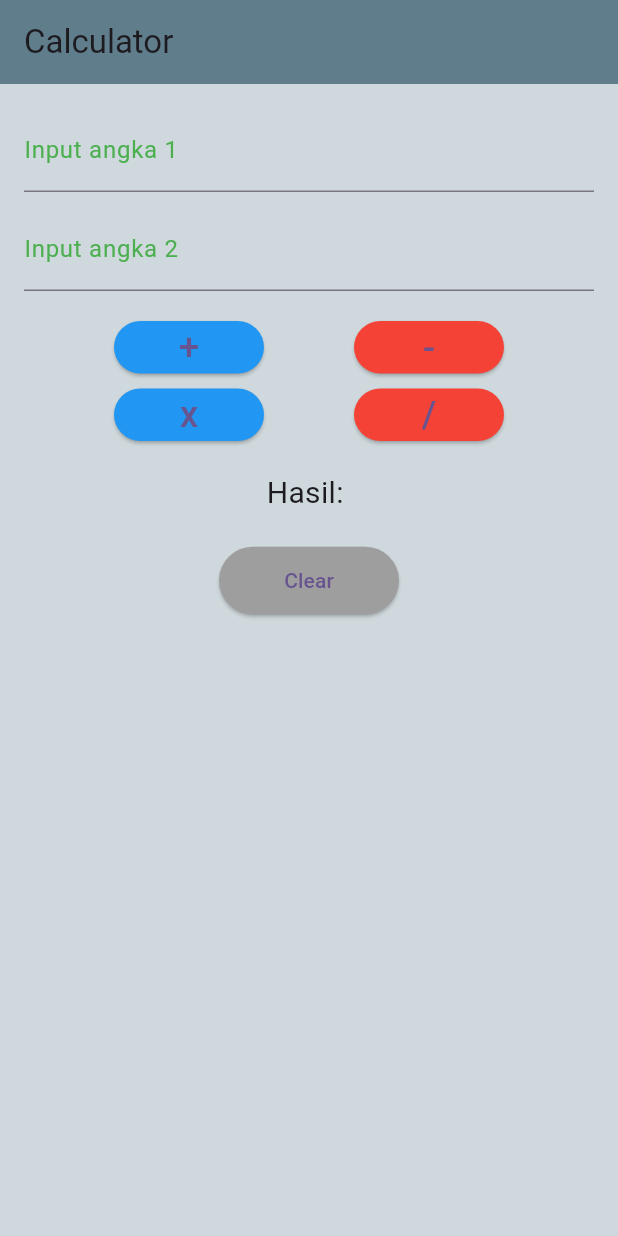
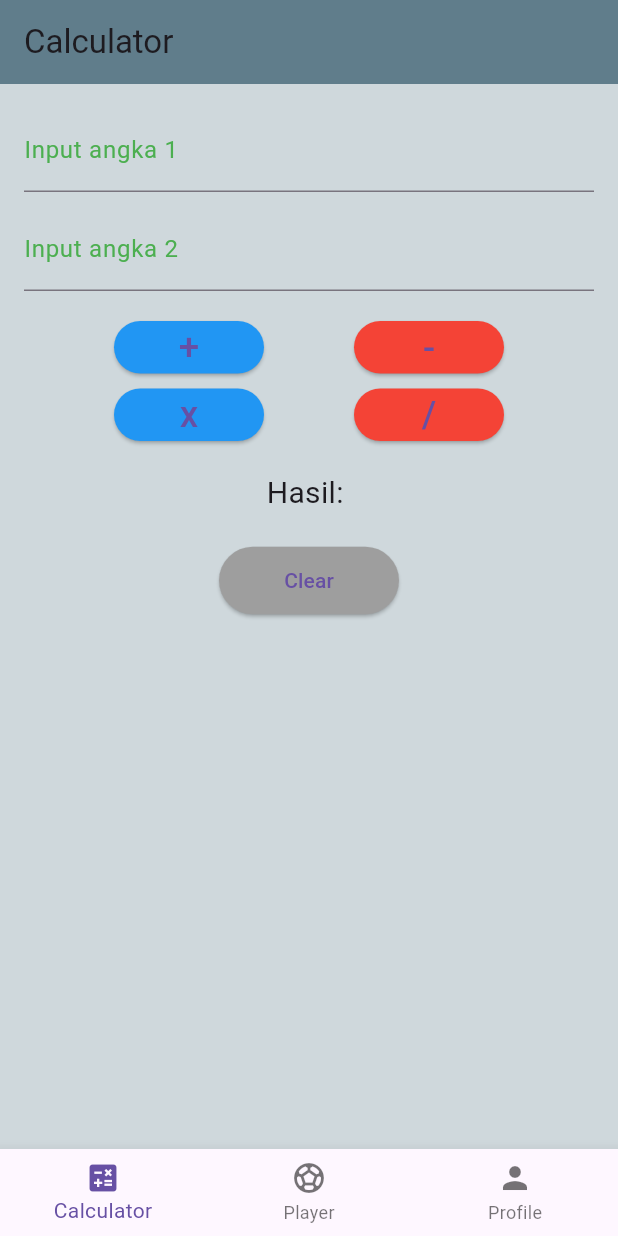
Before and after one commit to Tayolon/Tugas1_Flutter, a Flutter app: the screen it shows after launch, on a phone screen of 412 x 824 dp. Run offline on Flutter 3.47's test engine with Material 3 defaults, Android fonts, the phone set to English and light mode, and no system bars; our stand-ins replace get.

Commit message:
Update homepage layout

```diff
--- /dev/null
+++ b/lib/controllers/NacController.dart
@@ -0,0 +1,59 @@
+import 'package:flutter/material.dart';
+import 'package:get/get.dart';
+
+void main() {
+  runApp(GetMaterialApp(home: MainPage()));
+}
+
+class NavController extends GetxController {
+  var selectedIndex = 0.obs;
+
+  void changeTabIndex(int index) {
+    selectedIndex.value = index;
+  }
+}
+
+class MainPage extends StatelessWidget {
+  final NavController navController = Get.put(NavController());
+
+  final List<Widget> pages = [Calculator_page(), EditFootballPage(), ProfilePage()];
+
+  @override
+  Widget build(BuildContext context) {
+    return Obx(
+      () => Scaffold(
+        body: pages[navController.selectedIndex.value],
+        bottomNavigationBar: BottomNavigationBar(
+          currentIndex: navController.selectedIndex.value,
+          onTap: navController.changeTabIndex,
+          items: const [
+            BottomNavigationBarItem(icon: Icon(Icons.home), label: "Calculator"),
+            BottomNavigationBarItem(icon: Icon(Icons.add_shopping_cart), label: "Player"),
+            BottomNavigationBarItem(icon: Icon(Icons.person_off_rounded), label: "Profile"),
+          ],
+        ),
+      ),
+    );
+  }
+}
+
+class Calculator_page extends StatelessWidget {
+  @override
+  Widget build(BuildContext context) {
+    return Center(child: Text("Calculator Page", style: TextStyle(fontSize: 24)));
+  }
+}
+
+class EditFootballPage extends StatelessWidget {
+  @override
+  Widget build(BuildContext context) {
+    return Center(child: Text("Football Player Page", style: TextStyle(fontSize: 24)));
+  }
+}
+
+class ProfilePage extends StatelessWidget {
+  @override
+  Widget build(BuildContext context) {
+    return Center(child: Text("Profile Page", style: TextStyle(fontSize: 24)));
+  }
+}
--- a/lib/main.dart
+++ b/lib/main.dart
@@ -1,27 +1,64 @@
 import 'package:flutter/material.dart';
 import 'package:get/get.dart';
-import 'package:latihan_11pplg2/login_page.dart';
 import 'package:latihan_11pplg2/pages/Calculator_page.dart';
+import 'package:latihan_11pplg2/pages/Football_player.dart';
+import 'package:latihan_11pplg2/pages/Profile_page.dart';
+// ⬇️ ADD THIS IMPORT for AppPages
 import 'package:latihan_11pplg2/routes/pages.dart';
-import 'package:latihan_11pplg2/routes/route.dart';
 
 void main() {
-  runApp(const MyApp());
+  runApp(MyApp());
+}
+
+class NavController extends GetxController {
+  var selectedIndex = 0.obs;
+  void changeTabIndex(int index) {
+    selectedIndex.value = index;
+  }
 }
 
 class MyApp extends StatelessWidget {
-  const MyApp({super.key});
+  final NavController navController = Get.put(NavController());
 
-  // This widget is the root of your application.
   @override
   Widget build(BuildContext context) {
     return GetMaterialApp(
-      title: 'Flutter Demo',
-      theme: ThemeData(
-        colorScheme: ColorScheme.fromSeed(seedColor: Colors.deepPurple),
+      title: 'Navigation',
+      getPages: AppPages.pages,
+      home: Scaffold(
+        body: Obx(() {
+          switch (navController.selectedIndex.value) {
+            case 0:
+              return CalculatorPage();
+            case 1:
+              return FootballPlayer();
+            case 2:
+              return ProfilePage();
+            default:
+              return CalculatorPage();
+          }
+        }),
+        bottomNavigationBar: Obx(
+          () => BottomNavigationBar(
+            currentIndex: navController.selectedIndex.value,
+            onTap: navController.changeTabIndex,
+            items: const [
+              BottomNavigationBarItem(
+                icon: Icon(Icons.calculate),
+                label: "Calculator",
+              ),
+              BottomNavigationBarItem(
+                icon: Icon(Icons.sports_soccer),
+                label: "Player",
+              ),
+              BottomNavigationBarItem(
+                icon: Icon(Icons.person),
+                label: "Profile",
+              ),
+            ],
+          ),
+        ),
       ),
-      initialRoute: AppRoutes.calculatorPage,
-      getPages: AppPages.pages,
     );
   }
 }
--- a/lib/pages/Calculator_page.dart
+++ b/lib/pages/Calculator_page.dart
@@ -91,7 +91,9 @@ class CalculatorPage extends StatelessWidget {
             SizedBox(height: 20),
             ElevatedButton(
               onPressed: () {
-                Get.toNamed(AppRoutes.FootballPage);
+                calculatorController.txtAngka1.clear();
+                calculatorController.txtAngka2.clear();
+                calculatorController.textHasil.value = "";
               },
               style: ElevatedButton.styleFrom(
                 backgroundColor: Colors.grey,
--- a/lib/pages/editFootball_player.dart
+++ b/lib/pages/editFootball_player.dart
@@ -1,10 +1,12 @@
 import 'package:flutter/material.dart';
 import 'package:get/get.dart';
 import 'package:latihan_11pplg2/controllers/football_player_controller.dart';
-
+import 'package:latihan_11pplg2/routes/route.dart';
 class EditPlayerPage extends StatelessWidget {
   final int index;
-  final FootballPlayerController playerController = Get.find();
+  final FootballPlayerController playerController = Get.put(
+    FootballPlayerController(),
+  );
 
   EditPlayerPage({super.key, required this.index});
 
--- a/lib/routes/route.dart
+++ b/lib/routes/route.dart
@@ -2,4 +2,5 @@ class AppRoutes{
   static const String calculatorPage ="/calculatorPage";
   static const String FootballPage ="/footballPage";
   static const String EditFootballPage = "/editplayerPage";
+
 }
```
Also changed, not shown: lib/pages/Profile_page.dart (added, +27 -0 lines), 1 other file.
